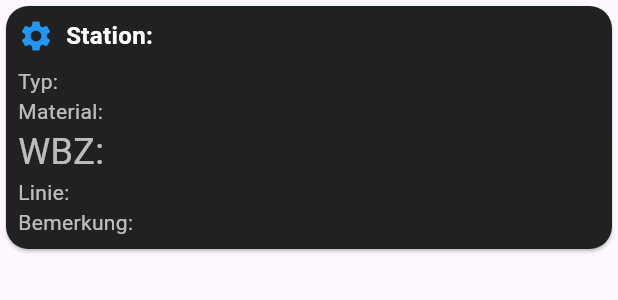
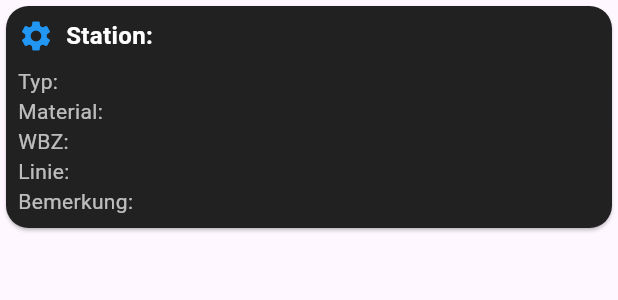
Before and after one commit to svenger87/ttp_urlcompleter, a Flutter app: the StationCard widget shown alone on an empty page, opened directly with empty values, on a phone screen of 412 x 824 dp. Shown: the top 300 px of the screen. Run offline on Flutter 3.47's test engine with Material 3 defaults, Android fonts, the phone set to English and light mode, and no system bars; our stand-ins replace flutter_svg, flutter_typeahead, material_design_icons_flutter, shared_preferences, vibration, video_player; missing offline and left inert: flutter_webview_plugin, pdfx, qr_code_scanner, syncfusion_flutter_pdf, syncfusion_flutter_pdfviewer, video_player_win and 2 more; accounts and stored records are empty; network calls fail; project files that could hold a hidden picture were left out.

Commit message:
Make cards fit better on mobile

```diff
--- a/hangerstations_dashboard_module/lib/screens/hangerstations_dashboard_module.dart
+++ b/hangerstations_dashboard_module/lib/screens/hangerstations_dashboard_module.dart
@@ -336,8 +336,9 @@ class StationCard extends StatelessWidget {
       child: Padding(
         padding: const EdgeInsets.all(8),
         child: Column(
-          mainAxisSize: MainAxisSize.min,
-          crossAxisAlignment: CrossAxisAlignment.start,
+          crossAxisAlignment:
+              CrossAxisAlignment.start, // Align content properly
+          mainAxisSize: MainAxisSize.min, // Let the height adapt to content
           children: [
             Row(
               children: [
@@ -368,7 +369,7 @@ class StationCard extends StatelessWidget {
             Text(
               'WBZ: $wbz',
               style: TextStyle(
-                  fontSize: isSmallScreen ? 20 : 24, color: Colors.white70),
+                  fontSize: isSmallScreen ? 12 : 14, color: Colors.white70),
             ),
             Text(
               'Linie: $workplace',
@@ -414,52 +415,44 @@ class MaterialFlowCard extends StatelessWidget {
       child: Padding(
         padding: const EdgeInsets.all(10),
         child: Column(
+          mainAxisSize:
+              MainAxisSize.min, // Allow the card to adapt to content height
           children: [
             Row(
               mainAxisAlignment: MainAxisAlignment
                   .spaceBetween, // Ensure elements are spaced evenly
               children: [
                 Flexible(
-                  child: Center(
                   child: StationComponent(
                     stationName: stationName,
                     materialName: materialNumber,
                     isSmallScreen: isSmallScreen,
                   ),
                 ),
-                ),
                 if (materialNumber != 'FREI')
                   const Flexible(
-                    child: Center(
                     child: Pipeline(),
-                    ),
                   )
                 else
                   const Spacer(), // Add Spacer for missing pipeline
                 Flexible(
-                  child: Center(
                   child: DryerComponent(
                     dryingRequired: dryingRequired,
                     isSmallScreen: isSmallScreen,
                   ),
                 ),
-                ),
                 if (materialNumber != 'FREI')
                   const Flexible(
-                    child: Center(
                     child: Pipeline(),
-                    ),
                   )
                 else
                   const Spacer(), // Add Spacer for missing pipeline
                 Flexible(
-                  child: Center(
                   child: ExtruderComponent(
                     equipment: equipment,
                     workstation: workplace,
                     article: mainArticle,
                     isSmallScreen: isSmallScreen,
-                    ),
                   ),
                 ),
               ],
```
Lines whose indentation alone changed are shown as unchanged.
